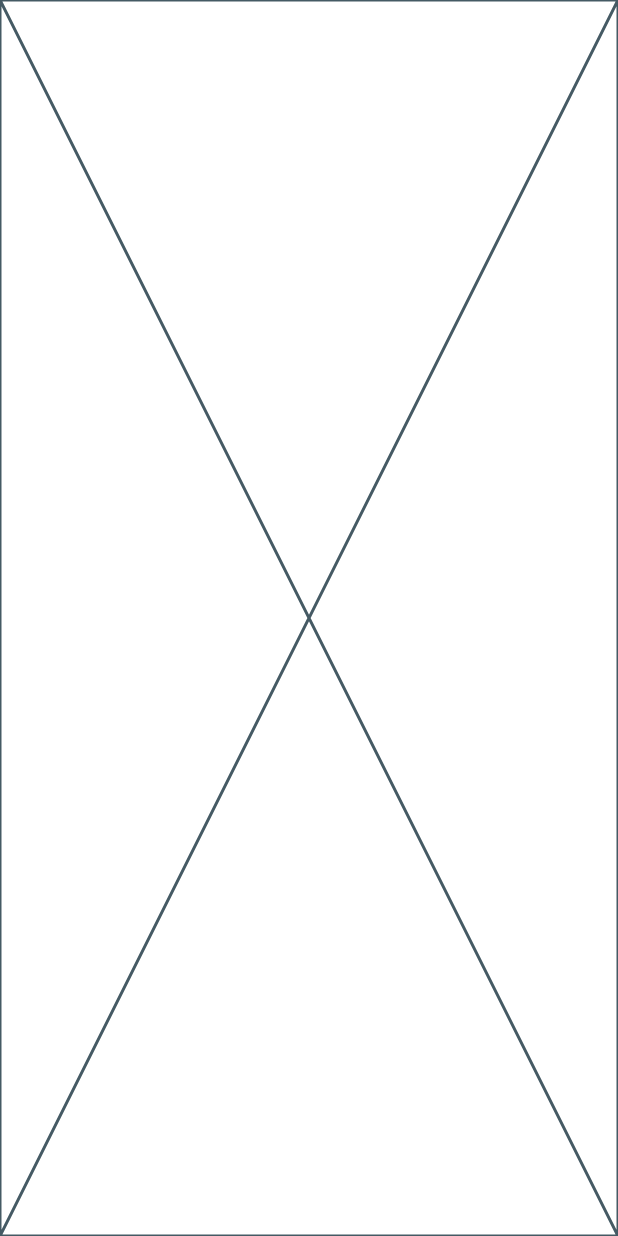
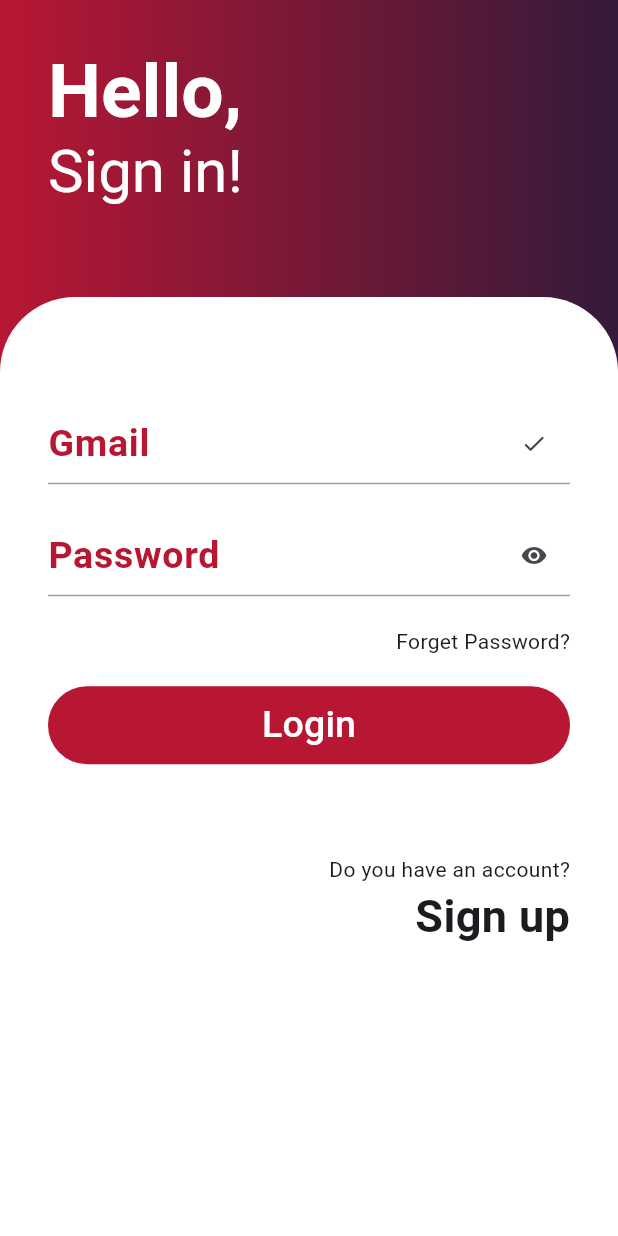
Before and after one commit to AfraimElkesEleia/ChitChatFlutter, a Flutter app: the screen it shows after launch, on a phone screen of 412 x 824 dp. Run offline on Flutter 3.47's test engine with Material 3 defaults, Android fonts, the phone set to English and light mode, and no system bars; our stand-ins replace firebase_core; accounts and stored records are empty.

Commit message:
Sign in and login screen done - add firebase library

```diff
--- /dev/null
+++ b/lib/chit_chat.dart
@@ -0,0 +1,18 @@
+import 'package:chat_app/routing/core/routing/app_router.dart';
+import 'package:chat_app/routing/core/routing/routes.dart';
+import 'package:flutter/material.dart';
+
+class ChitChat extends StatelessWidget {
+  final AppRouter appRouter;
+  const ChitChat({super.key, required this.appRouter});
+
+  @override
+  Widget build(BuildContext context) {
+    return MaterialApp(
+      debugShowCheckedModeBanner: false,
+      onGenerateRoute: appRouter.onGenerate,
+      initialRoute: Routes.loginScreen,
+      theme: ThemeData(primaryColor: Colors.white),
+    );
+  }
+}
--- a/lib/main.dart
+++ b/lib/main.dart
@@ -1,14 +1,7 @@
+import 'package:chat_app/chit_chat.dart';
+import 'package:chat_app/routing/core/routing/app_router.dart';
 import 'package:flutter/material.dart';
 
 void main() {
-  runApp(ChitChat());
+  runApp(ChitChat(appRouter: AppRouter(),));
 }
-
-class ChitChat extends StatelessWidget {
-  const ChitChat({super.key});
-
-  @override
-  Widget build(BuildContext context) {
-    return const Placeholder();
-  }
-}
--- /dev/null
+++ b/lib/routing/core/helper/spacing.dart
@@ -0,0 +1,5 @@
+import 'package:flutter/material.dart';
+
+SizedBox verticalSpace({required double height}) => SizedBox(height: height);
+
+SizedBox horizontalSpace({required double width}) => SizedBox(width: width);
--- /dev/null
+++ b/lib/routing/core/routing/app_router.dart
@@ -0,0 +1,15 @@
+import 'package:chat_app/routing/core/routing/routes.dart';
+import 'package:chat_app/routing/features/login/ui/login_screen.dart';
+import 'package:chat_app/routing/features/signup/ui/signup_screen.dart';
+import 'package:flutter/material.dart';
+
+class AppRouter {
+  Route? onGenerate(RouteSettings settings) {
+    switch (settings.name) {
+      case Routes.loginScreen:
+        return MaterialPageRoute(builder: (_) => LoginScreen());
+      case Routes.signupScreen:
+        return MaterialPageRoute(builder: (_) => SignupScreen());
+    }
+  }
+}
--- /dev/null
+++ b/lib/routing/core/routing/routes.dart
@@ -0,0 +1,5 @@
+
+abstract class Routes {
+  static const loginScreen = '/loginScreen';
+  static const signupScreen = '/signupScreen';
+}
--- /dev/null
+++ b/lib/routing/core/theme/colors_manager.dart
@@ -0,0 +1,6 @@
+import 'package:flutter/material.dart';
+
+abstract class ColorsManager {
+  static const lightRed = Color(0xFFb81734);
+  static const darkRed = Color(0xFF341a39);
+}
--- /dev/null
+++ b/lib/routing/core/widgets/button_app.dart
@@ -0,0 +1,27 @@
+import 'package:chat_app/routing/core/theme/colors_manager.dart';
+import 'package:flutter/material.dart';
+
+class ButtonApp extends StatelessWidget {
+  final String buttonText;
+  final VoidCallback onPressed;
+  const ButtonApp({
+    super.key,
+    required this.buttonText,
+    required this.onPressed,
+  });
+
+  @override
+  Widget build(BuildContext context) {
+    return TextButton(
+      onPressed: onPressed,
+      style: ButtonStyle(
+        backgroundColor: WidgetStatePropertyAll(ColorsManager.lightRed),
+        minimumSize: WidgetStatePropertyAll(Size(double.infinity, 20)),
+      ),
+      child: Text(
+        buttonText,
+        style: TextStyle(fontSize: 25, color: Colors.white),
+      ),
+    );
+  }
+}
--- /dev/null
+++ b/lib/routing/core/widgets/text_app_field.dart
@@ -0,0 +1,37 @@
+import 'package:chat_app/routing/core/theme/colors_manager.dart';
+import 'package:flutter/material.dart';
+
+class TextAppField extends StatelessWidget {
+  final String labelText;
+  final Widget suffixIcon;
+  final bool? visible;
+  const TextAppField({
+    super.key,
+    required this.labelText,
+    required this.suffixIcon,
+    this.visible,
+  });
+
+  @override
+  Widget build(BuildContext context) {
+    return TextField(
+      decoration: InputDecoration(
+        isDense: true,
+        labelText: labelText,
+        labelStyle: TextStyle(
+          fontSize: 25,
+          color: ColorsManager.lightRed,
+          fontWeight: FontWeight.bold,
+        ),
+        enabledBorder: UnderlineInputBorder(
+          borderSide: BorderSide(color: Colors.grey),
+        ),
+        focusedBorder: UnderlineInputBorder(
+          borderSide: BorderSide(color: ColorsManager.lightRed),
+        ),
+        suffixIcon: suffixIcon,
+      ),
+      obscureText: visible ?? false,
+    );
+  }
+}
--- /dev/null
+++ b/lib/routing/features/login/ui/login_screen.dart
@@ -0,0 +1,33 @@
+import 'package:chat_app/routing/core/helper/spacing.dart';
+import 'package:chat_app/routing/core/theme/colors_manager.dart';
+import 'package:chat_app/routing/features/login/ui/widgets/bottom_text_fields.dart';
+import 'package:chat_app/routing/features/login/ui/widgets/hello_text.dart';
+import 'package:flutter/material.dart';
+
+class LoginScreen extends StatelessWidget {
+  const LoginScreen({super.key});
+
+  @override
+  Widget build(BuildContext context) {
+    return SafeArea(
+      child: Scaffold(
+        body: Container(
+          width: double.infinity,
+          decoration: BoxDecoration(
+            gradient: LinearGradient(
+              colors: [ColorsManager.lightRed, ColorsManager.darkRed],
+            ),
+          ),
+          child: Column(
+            crossAxisAlignment: CrossAxisAlignment.start,
+            children: [
+              HelloText(),
+              verticalSpace(height: 60),
+              BottomTextFields(),
+            ],
+          ),
+        ),
+      ),
+    );
+  }
+}
--- /dev/null
+++ b/lib/routing/features/login/ui/widgets/bottom_text_fields.dart
@@ -0,0 +1,88 @@
+import 'package:chat_app/routing/core/helper/navigation.dart';
+import 'package:chat_app/routing/core/helper/spacing.dart';
+import 'package:chat_app/routing/core/routing/routes.dart';
+import 'package:chat_app/routing/core/widgets/button_app.dart';
+import 'package:chat_app/routing/core/widgets/text_app_field.dart';
+import 'package:flutter/material.dart';
+
+class BottomTextFields extends StatefulWidget {
+  const BottomTextFields({super.key});
+
+  @override
+  State<BottomTextFields> createState() => _BottomTextFieldsState();
+}
+
+class _BottomTextFieldsState extends State<BottomTextFields> {
+  bool isVisible = false;
+  @override
+  Widget build(BuildContext context) {
+    return Expanded(
+      child: Container(
+        width: double.infinity,
+        decoration: BoxDecoration(
+          color: Colors.white,
+          borderRadius: BorderRadius.only(
+            topLeft: Radius.circular(50),
+            topRight: Radius.circular(50),
+          ),
+        ),
+        child: Padding(
+          padding: const EdgeInsets.only(left: 32.0, right: 32),
+          child: SingleChildScrollView(
+            child: Column(
+              mainAxisSize: MainAxisSize.max,
+              crossAxisAlignment: CrossAxisAlignment.center,
+              children: [
+                verticalSpace(height: 70),
+                TextAppField(
+                  labelText: "Gmail",
+                  suffixIcon: Icon(Icons.done_rounded),
+                ),
+                verticalSpace(height: 20),
+                TextAppField(
+                  visible: !isVisible,
+                  labelText: "Password",
+                  suffixIcon: IconButton(
+                    onPressed: () {
+                      setState(() {
+                        isVisible = !isVisible;
+                      });
+                    },
+                    icon: Icon(
+                      isVisible ? Icons.visibility_off : Icons.visibility,
+                    ),
+                  ),
+                ),
+                verticalSpace(height: 20),
+                Align(
+                  alignment: Alignment.centerRight,
+                  child: Text("Forget Password?"),
+                ),
+                verticalSpace(height: 20),
+                ButtonApp(buttonText: "Login", onPressed: () {}),
+                verticalSpace(height:60),
+                Align(
+                  alignment: Alignment.bottomRight,
+                  child: Text("Do you have an account?"),
+                ),
+                Align(
+                  alignment: Alignment.bottomRight,
+                  child: GestureDetector(
+                    onTap: () => context.pushNamed(Routes.signupScreen),
+                    child: Text(
+                      "Sign up",
+                      style: TextStyle(
+                        fontSize: 30,
+                        fontWeight: FontWeight.bold,
+                      ),
+                    ),
+                  ),
+                ),
+              ],
+            ),
+          ),
+        ),
+      ),
+    );
+  }
+}
--- /dev/null
+++ b/lib/routing/features/login/ui/widgets/hello_text.dart
@@ -0,0 +1,26 @@
+import 'package:flutter/material.dart';
+
+class HelloText extends StatelessWidget {
+  const HelloText({super.key});
+
+  @override
+  Widget build(BuildContext context) {
+    return Padding(
+      padding: EdgeInsetsGeometry.only(left: 32, top: 32),
+      child: RichText(
+        text: TextSpan(
+          children: [
+            TextSpan(
+              text: "Hello,",
+              style: TextStyle(fontSize: 50, fontWeight: FontWeight.bold),
+            ),
+            TextSpan(
+              text: "\nSign in!",
+              style: TextStyle(fontSize: 40, fontWeight: FontWeight.normal),
+            ),
+          ],
+        ),
+      ),
+    );
+  }
+}
--- a/pubspec.yaml
+++ b/pubspec.yaml
@@ -34,6 +34,9 @@ dependencies:
   # The following adds the Cupertino Icons font to your application.
   # Use with the CupertinoIcons class for iOS style icons.
   cupertino_icons: ^1.0.8
+  firebase_core: ^3.14.0
+  firebase_auth: ^5.6.0
+  bloc: ^9.0.0
 
 dev_dependencies:
   flutter_test:
```
Also changed, not shown: lib/routing/core/helper/navigation.dart (added, +17 -0 lines), lib/routing/features/signup/ui/signup_screen.dart (added, +30 -0 lines), lib/routing/features/signup/ui/widgets/bottom_text_fields.dart (added, +84 -0 lines), firebase.json (added), lib/firebase_options.dart (added), 6 other files.
